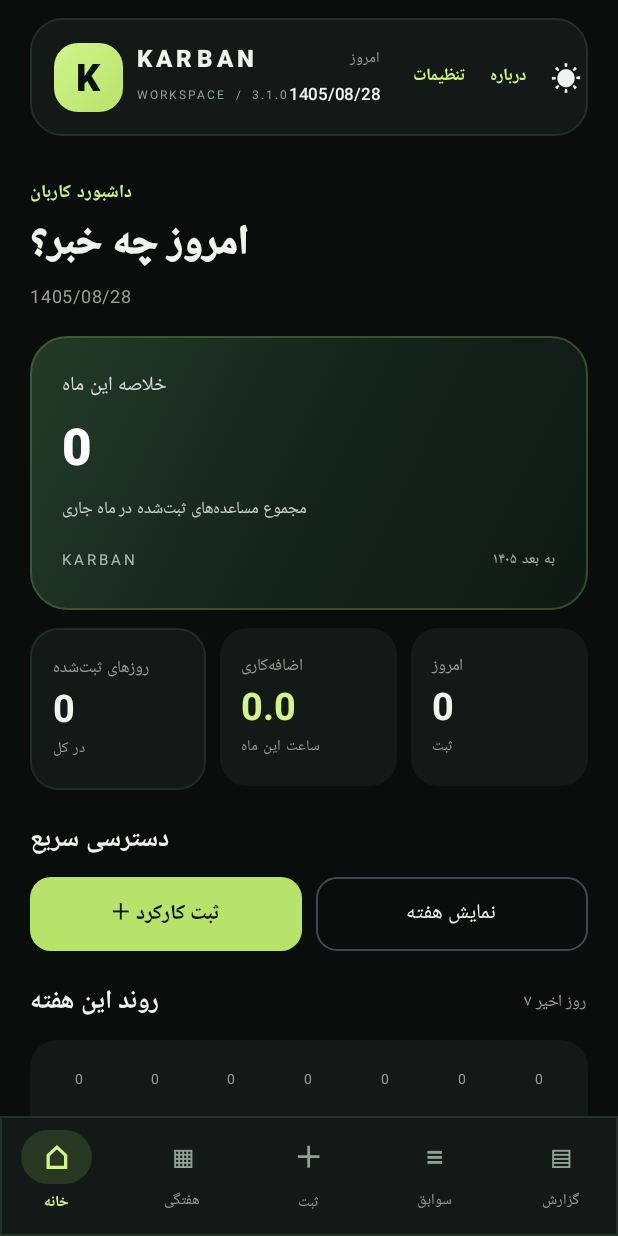
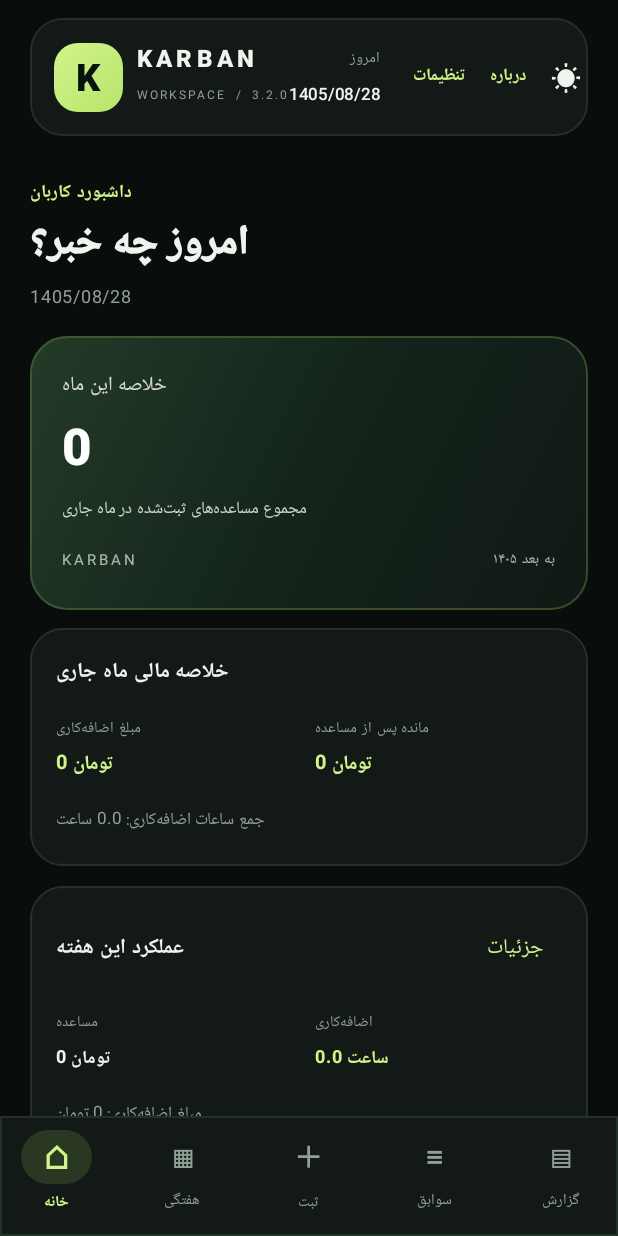
Before and after one commit to sointrn-ops/Karkard-Android, an Android app built with Jetpack Compose: the screen it shows after launch (MainActivity), on a phone screen of 412 x 824 dp. Run offline under Robolectric (Android 15) with nearby library versions, the phone set to English and light mode, and no system bars.

Commit message:
Refresh KARBAN dashboard for weekly and monthly pay summaries

```diff
--- a/app/src/main/java/ir/example/karkard/MainActivity.kt
+++ b/app/src/main/java/ir/example/karkard/MainActivity.kt
@@ -327,7 +327,7 @@ private fun KarbanApp(
                         Spacer(Modifier.width(9.dp))
                         Column {
                             Text("KARBAN", color = foreground, fontWeight = FontWeight.Black, letterSpacing = 2.8.sp, fontSize = 16.sp)
-                            Text("WORKSPACE  /  3.1.0", color = secondary, fontSize = 8.sp, letterSpacing = 1.3.sp)
+                            Text("WORKSPACE  /  3.2.0", color = secondary, fontSize = 8.sp, letterSpacing = 1.3.sp)
                         }
                     }
                     Row(verticalAlignment = Alignment.CenterVertically, horizontalArrangement = Arrangement.spacedBy(5.dp)) {
@@ -364,6 +364,12 @@ private fun KarbanApp(
                         }
                         val monthAdvance = total(monthRecords.flatMap { it.advances }).toLong()
                         val monthOvertime = total(monthRecords.flatMap { it.overtimes })
+                        val monthOvertimeMoney = monthRecords.sumOf { day -> day.overtimes.sumOf { it.amount } }.toLong()
+                        val monthBalance = monthOvertimeMoney - monthAdvance
+                        val weekRange = records.filter { val d = LocalDate.parse(it.date); !d.isBefore(week) && !d.isAfter(week.plusDays(6)) }
+                        val weekAdvance = total(weekRange.flatMap { it.advances }).toLong()
+                        val weekHours = total(weekRange.flatMap { it.overtimes })
+                        val weekOvertimeMoney = weekRange.sumOf { day -> day.overtimes.sumOf { it.amount } }.toLong()
                         Column(Modifier.weight(1f).verticalScroll(rememberScrollState())) {
                             Column(Modifier.fillMaxWidth().padding(top = 8.dp, bottom = 14.dp)) {
                                 Text("داشبورد کاربان", color = AccentBright, fontSize = 12.sp, fontWeight = FontWeight.Bold, letterSpacing = 1.2.sp)
@@ -386,6 +392,31 @@ private fun KarbanApp(
                                     Text("KARBAN", color = Color.White.copy(alpha = 0.65f), fontSize = 10.sp, letterSpacing = 2.sp)
                                     Text("۱۴۰۵ به بعد", color = Color.White.copy(alpha = 0.65f), fontSize = 10.sp)
                                 }
+                            }
+                            Panel(surface, Modifier.padding(top = 12.dp)) {
+                                Text("خلاصه مالی ماه جاری", color = foreground, fontWeight = FontWeight.Bold, fontSize = 14.sp)
+                                Row(Modifier.fillMaxWidth(), horizontalArrangement = Arrangement.spacedBy(8.dp)) {
+                                    Column(Modifier.weight(1f)) {
+                                        Text("مبلغ اضافه‌کاری", color = secondary, fontSize = 10.sp)
+                                        Text("${monthOvertimeMoney} تومان", color = AccentBright, fontSize = 13.sp, fontWeight = FontWeight.Bold)
+                                    }
+                                    Column(Modifier.weight(1f)) {
+                                        Text("مانده پس از مساعده", color = secondary, fontSize = 10.sp)
+                                        Text("${monthBalance} تومان", color = if (monthBalance >= 0) AccentBright else Color(0xFFFF8A80), fontSize = 13.sp, fontWeight = FontWeight.Bold)
+                                    }
+                                }
+                                Text("جمع ساعات اضافه‌کاری: $monthOvertime ساعت", color = secondary, fontSize = 11.sp)
+                            }
+                            Panel(surface) {
+                                Row(Modifier.fillMaxWidth(), horizontalArrangement = Arrangement.SpaceBetween, verticalAlignment = Alignment.CenterVertically) {
+                                    Text("عملکرد این هفته", color = foreground, fontWeight = FontWeight.Bold, fontSize = 14.sp)
+                                    TextButton(onClick = { page = "week" }) { Text("جزئیات") }
+                                }
+                                Row(Modifier.fillMaxWidth(), horizontalArrangement = Arrangement.spacedBy(8.dp)) {
+                                    Column(Modifier.weight(1f)) { Text("مساعده", color = secondary, fontSize = 10.sp); Text("${weekAdvance} تومان", color = foreground, fontWeight = FontWeight.Bold, fontSize = 12.sp) }
+                                    Column(Modifier.weight(1f)) { Text("اضافه‌کاری", color = secondary, fontSize = 10.sp); Text("$weekHours ساعت", color = AccentBright, fontWeight = FontWeight.Bold, fontSize = 12.sp) }
+                                }
+                                Text("مبلغ اضافه‌کاری: $weekOvertimeMoney تومان", color = secondary, fontSize = 11.sp)
                             }
                             Row(Modifier.fillMaxWidth().padding(top = 12.dp), horizontalArrangement = Arrangement.spacedBy(9.dp)) {
                                 Column(Modifier.weight(1f).border(1.dp, Outline.copy(alpha = 0.65f), RoundedCornerShape(19.dp)).background(surface, RoundedCornerShape(19.dp)).padding(15.dp)) {
@@ -834,7 +865,7 @@ private fun KarbanApp(
                     }
                     "about" -> {
                         val context = LocalContext.current
-                        Heading("درباره برنامه", "KARBAN · نسخه 3.1.0", foreground, secondary)
+                        Heading("درباره برنامه", "KARBAN · نسخه 3.2.0", foreground, secondary)
                         Panel(surface, Modifier.weight(1f).verticalScroll(rememberScrollState())) {
                             Text("KARBAN", color = AccentBright, fontSize = 26.sp, fontWeight = FontWeight.Black)
                             Text("Work & Performance Tracker", color = secondary)
@@ -843,7 +874,7 @@ private fun KarbanApp(
                             Divider(color = secondary.copy(alpha = 0.3f))
                             Text("مشخصات برنامه", color = AccentBright, fontWeight = FontWeight.Bold)
                             Text("نام برنامه: KARBAN", color = foreground)
-                            Text("نسخه: 3.1.0", color = foreground)
+                            Text("نسخه: 3.2.0", color = foreground)
                             Text("سال انتشار: ۱۴۰۵", color = foreground)
                             Text("سازنده: محمد جواد احمدی", color = foreground)
                             Divider(color = secondary.copy(alpha = 0.3f))
@@ -1090,6 +1121,7 @@ private fun OvertimeEditor(items: List<WorkItem>, background: Color, hourlyRate:
                 OutlinedTextField(value = if (item.value == 0.0) "" else item.value.toString(), onValueChange = { value -> val hours = value.toDoubleOrNull()?.coerceAtLeast(0.0) ?: 0.0; val autoAmount = if (hourlyRate > 0 && multiplier > 0) (hours * hourlyRate * multiplier).toLong().toDouble() else item.amount; onChange(items.toMutableList().also { it[index] = item.copy(value = hours, amount = autoAmount) }) }, modifier = Modifier.weight(1f), placeholder = { Text("ساعت") }, label = { Text("مدت (ساعت)") }, keyboardOptions = KeyboardOptions(keyboardType = KeyboardType.Decimal), singleLine = true)
                 OutlinedTextField(value = if (item.amount == 0.0) "" else item.amount.toLong().toString(), onValueChange = { value -> onChange(items.toMutableList().also { it[index] = item.copy(amount = value.toDoubleOrNull()?.coerceAtLeast(0.0) ?: 0.0) }) }, modifier = Modifier.weight(1f), placeholder = { Text("مبلغ") }, label = { Text("مبلغ (تومان)") }, keyboardOptions = KeyboardOptions(keyboardType = KeyboardType.Number), singleLine = true)
             }
+            Text("مبلغ به‌صورت خودکار از روی ساعت و تنظیمات حقوق محاسبه می‌شود؛ در صورت نیاز می‌توانی آن را دستی اصلاح کنی.", color = Muted, fontSize = 10.sp)
         }
     }
 }
@@ -1111,6 +1143,7 @@ private fun RecordCard(record: WorkRecord, surface: Color, foreground: Color, mu
             }
         }
         Text("مبلغ اضافه‌کاری: ${record.overtimes.sumOf { it.amount }.toLong()} تومان", color = muted, fontSize = 11.sp)
+        Text("مانده روز: ${(record.overtimes.sumOf { it.amount } - record.advances.sumOf { it.value }).toLong()} تومان", color = AccentBright, fontSize = 11.sp, fontWeight = FontWeight.Bold)
         if (record.report.isNotBlank()) Text(record.report, color = foreground, fontSize = 12.sp)
         if (actions) Row {
             TextButton(onClick = onEdit) { Text("ویرایش", fontWeight = FontWeight.Bold) }
```
